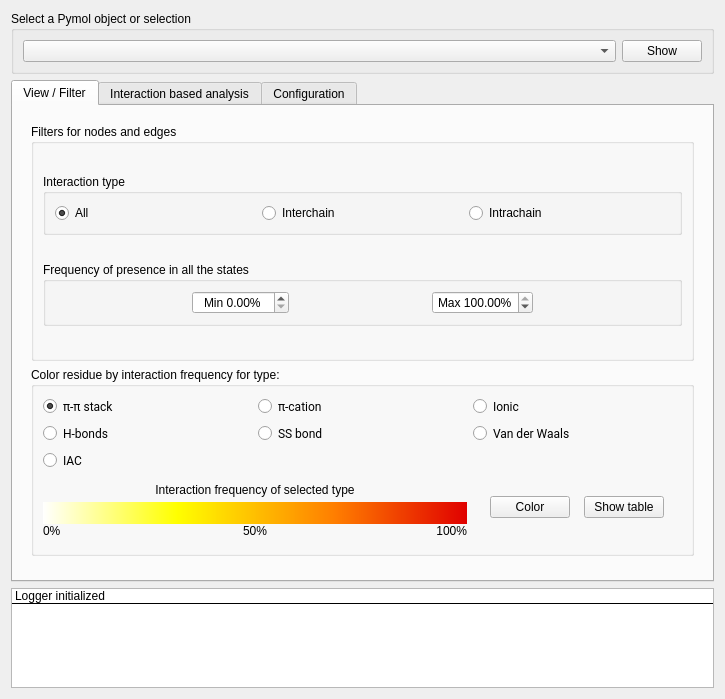
Above: GUIs/plugin.ui from BioComputingUP/ring-pymol before the change. Below: the same form after it.
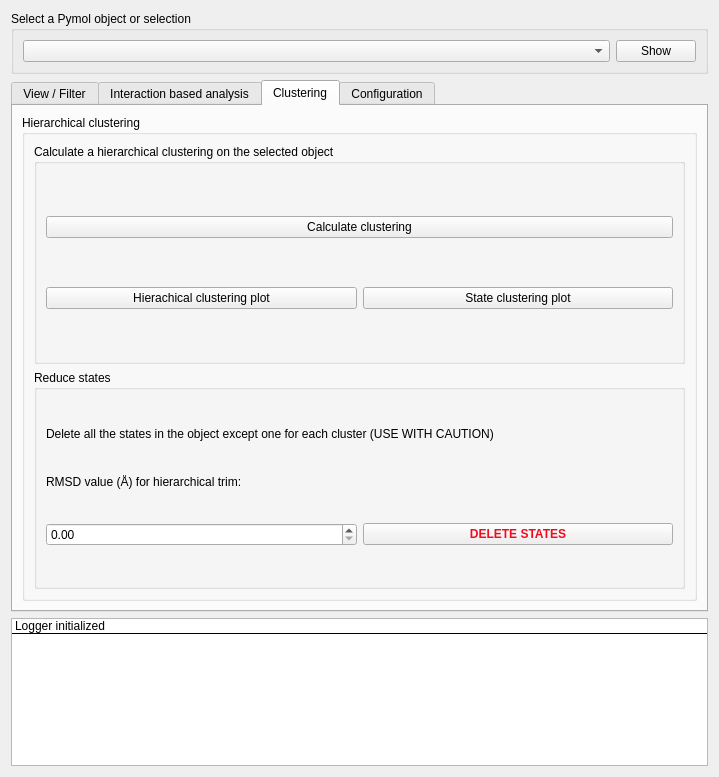
That is the form after the change.

```diff
--- a/GUIs/plugin.ui
+++ b/GUIs/plugin.ui
@@ -6,8 +6,8 @@
    <rect>
     <x>0</x>
     <y>0</y>
-    <width>725</width>
-    <height>677</height>
+    <width>719</width>
+    <height>777</height>
    </rect>
   </property>
   <property name="sizePolicy">
@@ -80,7 +80,7 @@
       </sizepolicy>
      </property>
      <property name="currentIndex">
-      <number>0</number>
+      <number>2</number>
      </property>
      <widget class="QWidget" name="tab_1">
       <property name="enabled">
@@ -566,7 +566,7 @@
              <item row="0" column="1">
               <widget class="QLabel" name="label_4">
                <property name="text">
-                <string>Maximum presence of contact</string>
+                <string>Maximum frequency of contact</string>
                </property>
                <property name="alignment">
                 <set>Qt::AlignCenter</set>
@@ -624,7 +624,7 @@
              <item row="0" column="0">
               <widget class="QLabel" name="label_2">
                <property name="text">
-                <string>Minimum presence of contact</string>
+                <string>Minimum frequency of contact</string>
                </property>
                <property name="alignment">
                 <set>Qt::AlignCenter</set>
@@ -797,6 +797,11 @@
             <property name="toolTip">
              <string>Interaction type</string>
             </property>
+            <item>
+             <property name="text">
+              <string>ALL</string>
+             </property>
+            </item>
             <item>
              <property name="text">
               <string>HBOND</string>
@@ -844,7 +849,7 @@
          </layout>
         </widget>
        </item>
-       <item row="3" column="0">
+       <item row="4" column="0">
         <widget class="QGroupBox" name="groupBox_6">
          <property name="sizePolicy">
           <sizepolicy hsizetype="Preferred" vsizetype="Fixed">
@@ -870,6 +875,179 @@
             <property name="text">
              <string>Residues interaction plot</string>
             </property>
+           </widget>
+          </item>
+         </layout>
+        </widget>
+       </item>
+       <item row="3" column="0">
+        <widget class="QGroupBox" name="groupBox_7">
+         <property name="title">
+          <string>Secondary structure interaction analysis</string>
+         </property>
+         <layout class="QHBoxLayout" name="horizontalLayout_6">
+          <item>
+           <spacer name="horizontalSpacer_4">
+            <property name="orientation">
+             <enum>Qt::Horizontal</enum>
+            </property>
+            <property name="sizeHint" stdset="0">
+             <size>
+              <width>40</width>
+              <height>20</height>
+             </size>
+            </property>
+           </spacer>
+          </item>
+          <item>
+           <widget class="QPushButton" name="SS_interaction">
+            <property name="sizePolicy">
+             <sizepolicy hsizetype="Minimum" vsizetype="Fixed">
+              <horstretch>0</horstretch>
+              <verstretch>0</verstretch>
+             </sizepolicy>
+            </property>
+            <property name="minimumSize">
+             <size>
+              <width>352</width>
+              <height>0</height>
+             </size>
+            </property>
+            <property name="sizeIncrement">
+             <size>
+              <width>200</width>
+              <height>0</height>
+             </size>
+            </property>
+            <property name="text">
+             <string>SS interaction graph</string>
+            </property>
+           </widget>
+          </item>
+          <item>
+           <spacer name="horizontalSpacer_3">
+            <property name="orientation">
+             <enum>Qt::Horizontal</enum>
+            </property>
+            <property name="sizeHint" stdset="0">
+             <size>
+              <width>40</width>
+              <height>20</height>
+             </size>
+            </property>
+           </spacer>
+          </item>
+         </layout>
+        </widget>
+       </item>
+      </layout>
+     </widget>
+     <widget class="QWidget" name="tab_2">
+      <attribute name="title">
+       <string>Clustering</string>
+      </attribute>
+      <layout class="QVBoxLayout" name="verticalLayout_6">
+       <item>
+        <widget class="QGroupBox" name="groupBox_9">
+         <property name="title">
+          <string>Hierarchical clustering</string>
+         </property>
+         <layout class="QVBoxLayout" name="verticalLayout_8">
+          <item>
+           <widget class="QGroupBox" name="groupBox_10">
+            <property name="sizePolicy">
+             <sizepolicy hsizetype="Preferred" vsizetype="Minimum">
+              <horstretch>0</horstretch>
+              <verstretch>0</verstretch>
+             </sizepolicy>
+            </property>
+            <property name="title">
+             <string>Calculate a hierarchical clustering on the selected object</string>
+            </property>
+            <layout class="QGridLayout" name="gridLayout_6">
+             <item row="1" column="0">
+              <widget class="QPushButton" name="hierarchy_plot">
+               <property name="text">
+                <string>Hierachical clustering plot</string>
+               </property>
+              </widget>
+             </item>
+             <item row="1" column="1">
+              <widget class="QPushButton" name="cluster_plot">
+               <property name="text">
+                <string>State clustering plot</string>
+               </property>
+              </widget>
+             </item>
+             <item row="0" column="0" colspan="2">
+              <widget class="QPushButton" name="clusterize">
+               <property name="text">
+                <string>Calculate clustering</string>
+               </property>
+              </widget>
+             </item>
+            </layout>
+           </widget>
+          </item>
+          <item>
+           <widget class="QGroupBox" name="groupBox_11">
+            <property name="title">
+             <string>Reduce states</string>
+            </property>
+            <layout class="QGridLayout" name="gridLayout_11">
+             <item row="3" column="1">
+              <widget class="QPushButton" name="pushButton_4">
+               <property name="font">
+                <font>
+                 <weight>75</weight>
+                 <italic>false</italic>
+                 <bold>true</bold>
+                 <underline>false</underline>
+                 <strikeout>false</strikeout>
+                 <kerning>true</kerning>
+                </font>
+               </property>
+               <property name="styleSheet">
+                <string notr="true">QPushButton {color: rgb(238, 13, 31); }</string>
+               </property>
+               <property name="text">
+                <string>DELETE STATES</string>
+               </property>
+               <property name="checkable">
+                <bool>false</bool>
+               </property>
+              </widget>
+             </item>
+             <item row="1" column="0" colspan="2">
+              <widget class="QLabel" name="label_5">
+               <property name="sizePolicy">
+                <sizepolicy hsizetype="Preferred" vsizetype="Fixed">
+                 <horstretch>0</horstretch>
+                 <verstretch>0</verstretch>
+                </sizepolicy>
+               </property>
+               <property name="text">
+                <string>Delete all the states in the object except one for each cluster (USE WITH CAUTION)</string>
+               </property>
+              </widget>
+             </item>
+             <item row="3" column="0">
+              <widget class="QDoubleSpinBox" name="doubleSpinBox"/>
+             </item>
+             <item row="2" column="0">
+              <widget class="QLabel" name="label_6">
+               <property name="sizePolicy">
+                <sizepolicy hsizetype="Preferred" vsizetype="Fixed">
+                 <horstretch>0</horstretch>
+                 <verstretch>0</verstretch>
+                </sizepolicy>
+               </property>
+               <property name="text">
+                <string>RMSD value (Å) for hierarchical trim:</string>
+               </property>
+              </widget>
+             </item>
+            </layout>
            </widget>
           </item>
          </layout>
```
